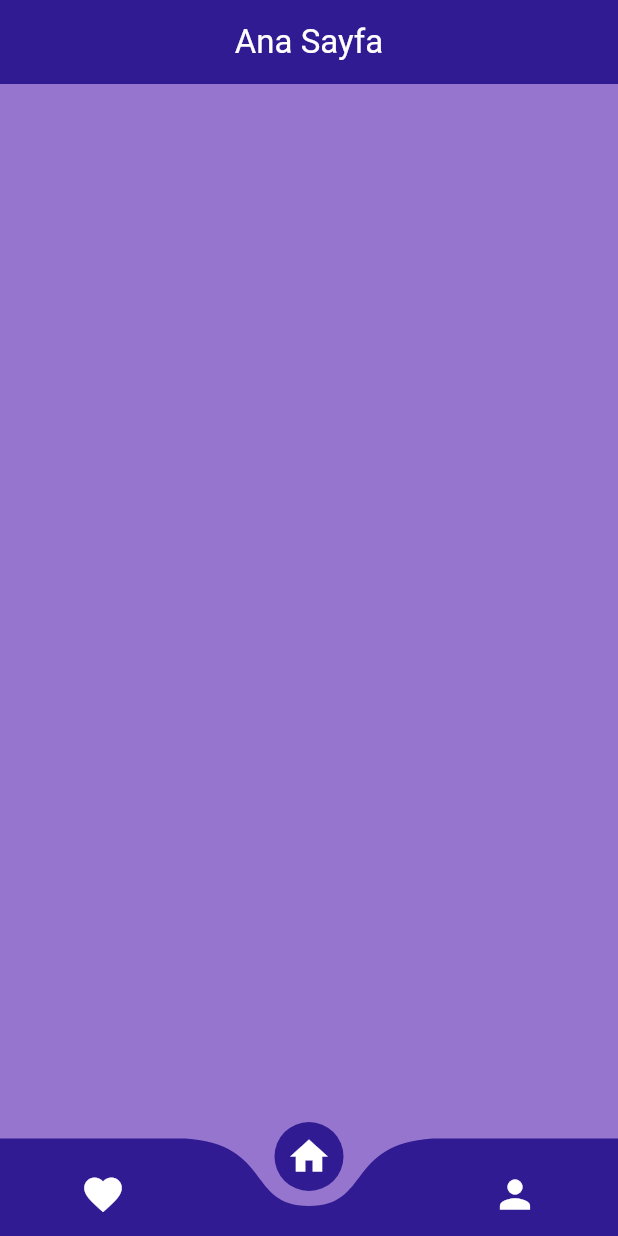
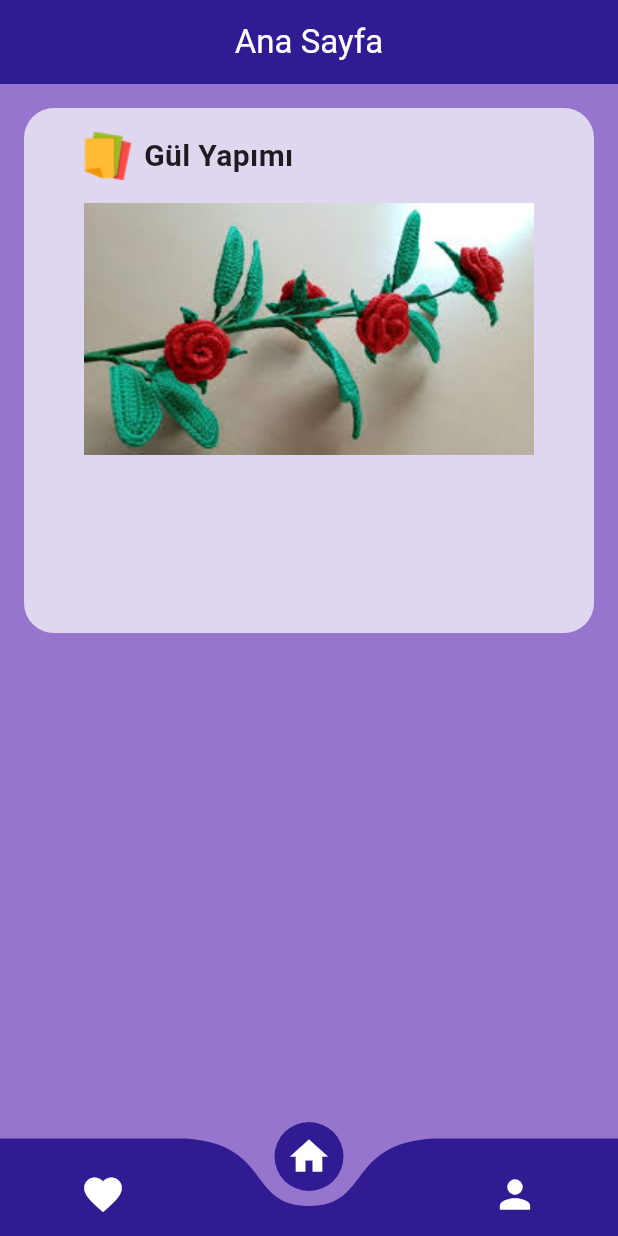
Before and after one commit to Berk2259/Craftify, a Flutter app: the screen it shows after launch, on a phone screen of 412 x 824 dp. Run offline on Flutter 3.47's test engine with Material 3 defaults, Android fonts, the phone set to English and light mode, and no system bars; drawn by our look-alikes of curved_navigation_bar.

Commit message:
container denemesi

```diff
--- a/lib/Screen/HomeScreen.dart
+++ b/lib/Screen/HomeScreen.dart
@@ -12,6 +12,47 @@ class HomeScreen extends StatelessWidget {
         title: Text('Ana Sayfa', style: TextStyle(color: Colors.white)),
       ),
       backgroundColor: Colors.deepPurple.shade300,
+      body: Column(
+        children: [
+          Padding(
+            padding: const EdgeInsets.all(16.0),
+            child: Container(
+              height: 350,
+              width: double.infinity,
+              decoration: BoxDecoration(
+                color: Colors.white70,
+                borderRadius: BorderRadius.circular(20),
+              ),
+              child: Column(
+                children: [
+                  Row(
+                    children: [
+                      Padding(
+                        padding: const EdgeInsets.only(top: 16.0, left: 40),
+                        child: Image(
+                          image: AssetImage('assets/images/paper1.png'),
+                        ),
+                      ),
+                      Padding(
+                        padding: const EdgeInsets.only(top: 16.0, left: 8.0),
+                        child: Text(
+                          'Gül Yapımı',
+                          style: TextStyle(
+                            fontSize: 20,
+                            fontWeight: FontWeight.bold,
+                          ),
+                        ),
+                      ),
+                    ],
+                  ),
+                  SizedBox(height: 15),
+                  Image(image: AssetImage('assets/images/indir.jpeg')),
+                ],
+              ),
+            ),
+          ),
+        ],
+      ),
     );
   }
 }
```
Also changed, not shown: pubspec.yaml (+3 -5 lines), assets/images/indir.jpeg (added), assets/images/paper.png (added), assets/images/paper1.png (added).
